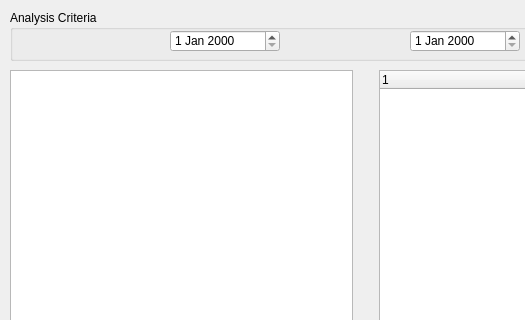
First picture: the form in resources/ui/vw_assetjet_main.ui, repository peterbrook/assetjet, before the edit; both pictures show x 0 to 525 and y 0 to 320 of the 800 by 600 pixel window.
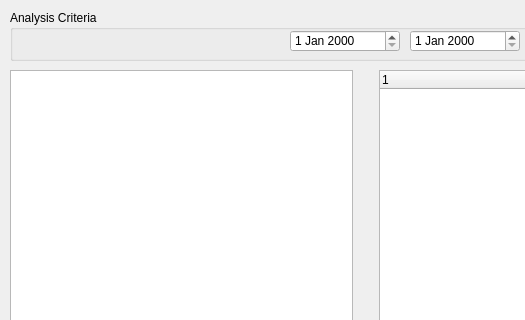
Second picture: the form after the edit.

The edit to the form file:
```diff
--- a/resources/ui/vw_assetjet_main.ui
+++ b/resources/ui/vw_assetjet_main.ui
@@ -29,7 +29,7 @@
     <widget class="QDateEdit" name="dtStartDate">
      <property name="geometry">
       <rect>
-       <x>160</x>
+       <x>280</x>
        <y>20</y>
        <width>110</width>
        <height>22</height>
```
